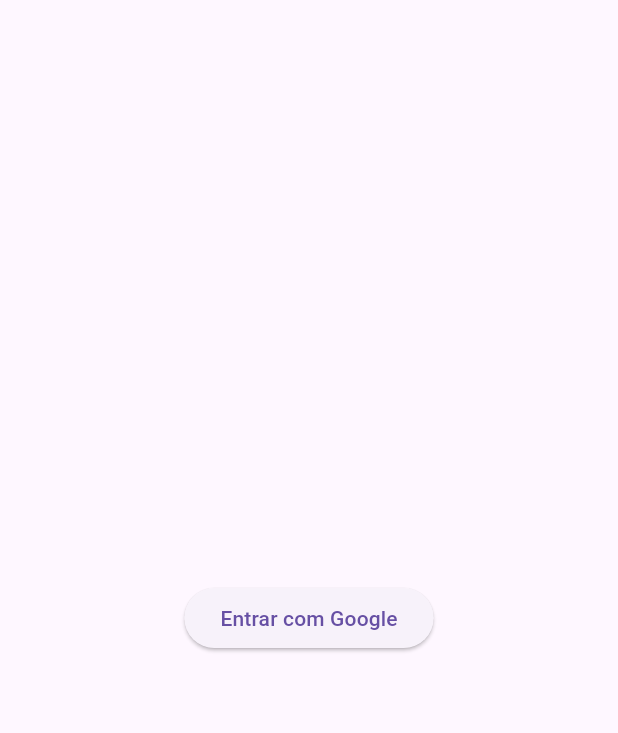
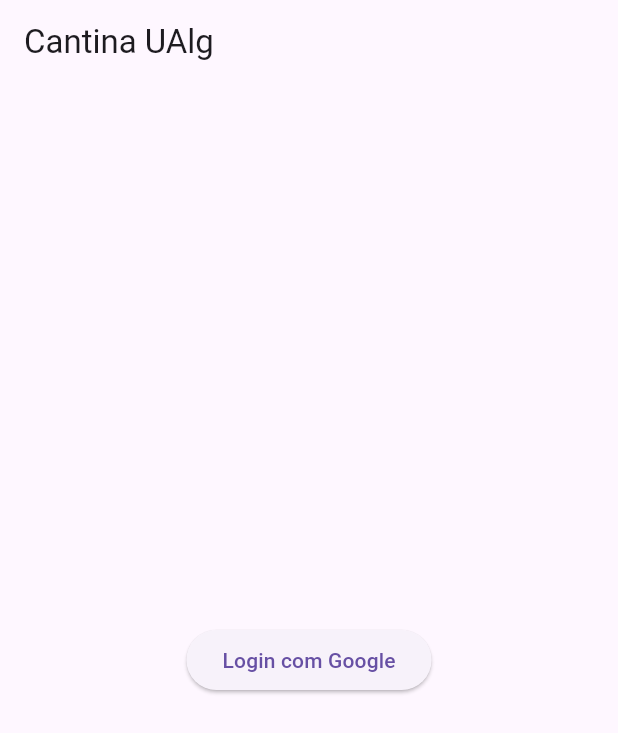
Before and after one commit to marcelo-m7/UalgCantina_Microsservices, a Flutter app: the screen it shows after launch, on a phone screen of 412 x 824 dp. Shown: the top 733 px of the screen. Run offline on Flutter 3.47's test engine with Material 3 defaults, Android fonts, the phone set to English and light mode, and no system bars; missing offline and left inert: dart:html.

Commit message:
Sistema de autendicação API + Flutter + Token + Google Auth Implementado com sucesso

```diff
--- a/api/requirements.txt
+++ b/api/requirements.txt
@@ -5,4 +5,5 @@
 python-dotenv
 requests
 cryptography
-jwt
+PyJWT
+python-multipart
--- a/app/ualg_cantina/lib/main.dart
+++ b/app/ualg_cantina/lib/main.dart
@@ -1,29 +1,109 @@
+import 'dart:html';
+import 'dart:convert';
 import 'package:flutter/material.dart';
-import 'pages/login_page.dart';
-import 'pages/home_page.dart';
+import 'package:http/http.dart' as http;
 
 void main() {
-  runApp(const MyApp());
+  final uri = Uri.base;
+  final token = uri.queryParameters['token'];
+
+  if (token != null) {
+    window.localStorage['jwt'] = token;
+  }
+
+  runApp(MyApp());
 }
 
 class MyApp extends StatelessWidget {
-  const MyApp({super.key});
+  final String apiUrl = 'http://localhost:8000';
 
   @override
   Widget build(BuildContext context) {
     return MaterialApp(
-      debugShowCheckedModeBanner: false,
-      onGenerateRoute: (settings) {
-        final uri = Uri.parse(settings.name ?? "");
-        final isTokenPage = uri.path == "/token" && uri.queryParameters.containsKey("token");
-
-        if (isTokenPage) {
-          final jwt = uri.queryParameters["token"]!;
-          return MaterialPageRoute(builder: (_) => HomePage(jwt: jwt));
-        }
-
-        return MaterialPageRoute(builder: (_) => const LoginPage());
-      },
+      title: 'Cantina UAlg',
+      home: HomePage(apiUrl: apiUrl),
     );
   }
 }
+
+class HomePage extends StatefulWidget {
+  final String apiUrl;
+  HomePage({required this.apiUrl});
+
+  @override
+  _HomePageState createState() => _HomePageState();
+}
+
+class _HomePageState extends State<HomePage> {
+  String? jwt;
+  Map<String, dynamic>? userInfo;
+  List<Map<String, dynamic>> ementa = [];
+
+  @override
+  void initState() {
+    super.initState();
+    jwt = window.localStorage['jwt'];
+    if (jwt != null) {
+      fetchUserInfo();
+      fetchEmenta();
+    }
+  }
+
+  Future<void> fetchUserInfo() async {
+    final response = await http.get(
+      Uri.parse('${widget.apiUrl}/me'),
+      headers: {'Authorization': 'Bearer $jwt'},
+    );
+    if (response.statusCode == 200) {
+      setState(() {
+        userInfo = jsonDecode(response.body);
+      });
+    }
+  }
+
+  Future<void> fetchEmenta() async {
+    final response = await http.get(Uri.parse('${widget.apiUrl}/week'));
+    if (response.statusCode == 200) {
+      final data = jsonDecode(response.body);
+      setState(() {
+        ementa = List<Map<String, dynamic>>.from(data);
+      });
+    }
+  }
+
+  @override
+  Widget build(BuildContext context) {
+    if (jwt == null) {
+      return Scaffold(
+        appBar: AppBar(title: Text('Cantina UAlg')),
+        body: Center(
+          child: ElevatedButton(
+            onPressed: () {
+              // Redireciona para login
+              window.location.href =
+                  '${widget.apiUrl}/login?redirect=${Uri.encodeComponent(window.location.origin + '/')}';
+            },
+            child: Text('Login com Google'),
+          ),
+        ),
+      );
+    }
+
+    return Scaffold(
+      appBar: AppBar(title: Text('Bem-vindo à Cantina')),
+      body: Padding(
+        padding: const EdgeInsets.all(16.0),
+        child: Column(
+          children: [
+            if (userInfo != null)
+              Text("Logado como: ${userInfo!['email']} (${userInfo!['role']})"),
+            SizedBox(height: 20),
+            Text('Ementa Semanal:', style: TextStyle(fontWeight: FontWeight.bold)),
+            SizedBox(height: 10),
+            ...ementa.map((e) => Text("${e['data']} - ${e['prato']}")),
+          ],
+        ),
+      ),
+    );
+  }
+}
```
Also changed, not shown: 4 other files.
